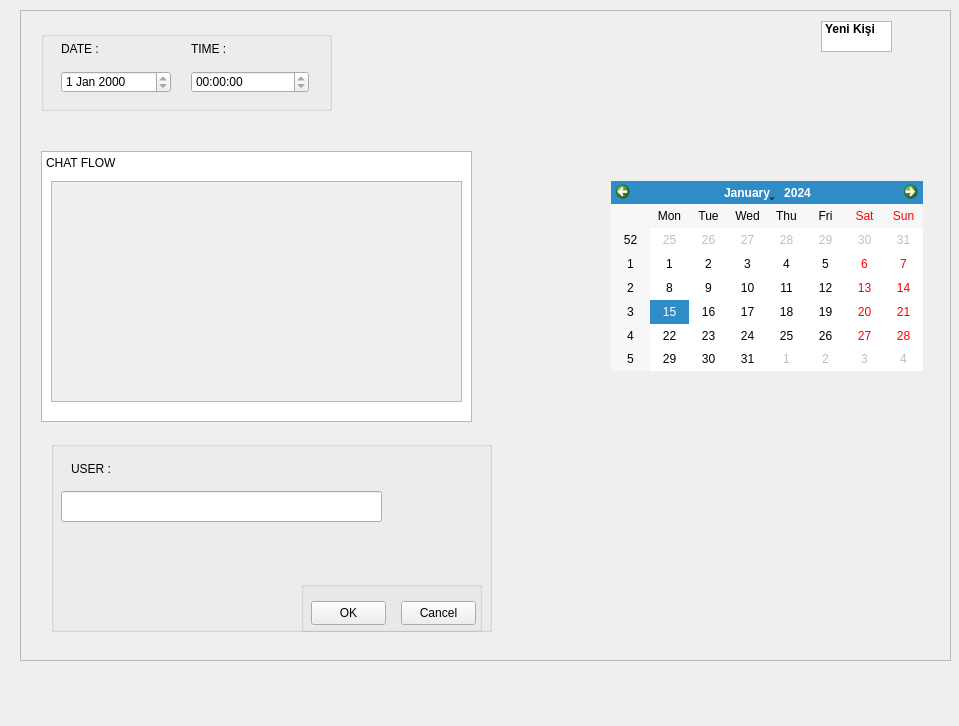
This is Socket_Programming-master/interface.ui in b2210356037/Socket_Programming-master as Qt 5 draws it before an edit. The edited form follows.
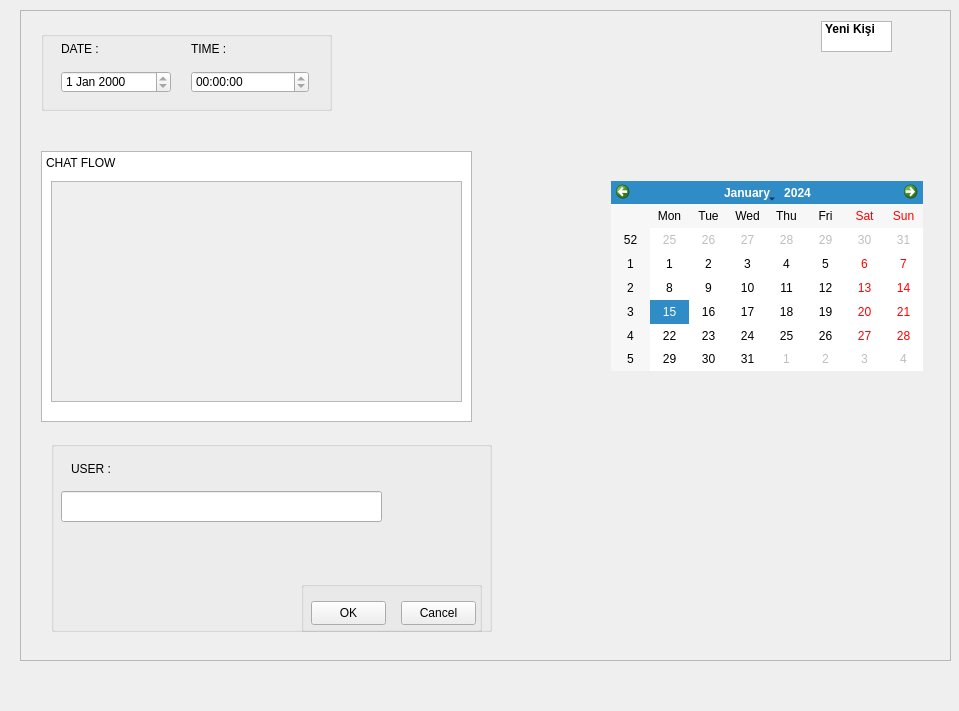
This is the edited form.

Commit message: server and interface binded

Diff of the .ui file:
```diff
--- a/Socket_Programming-master/interface.ui
+++ b/Socket_Programming-master/interface.ui
@@ -7,7 +7,7 @@
     <x>0</x>
     <y>0</y>
     <width>959</width>
-    <height>726</height>
+    <height>711</height>
    </rect>
   </property>
   <property name="windowTitle">
```
Left out of the diff: 10 changed lines with no effect on the pictures. The commit also changes 4 other files.
